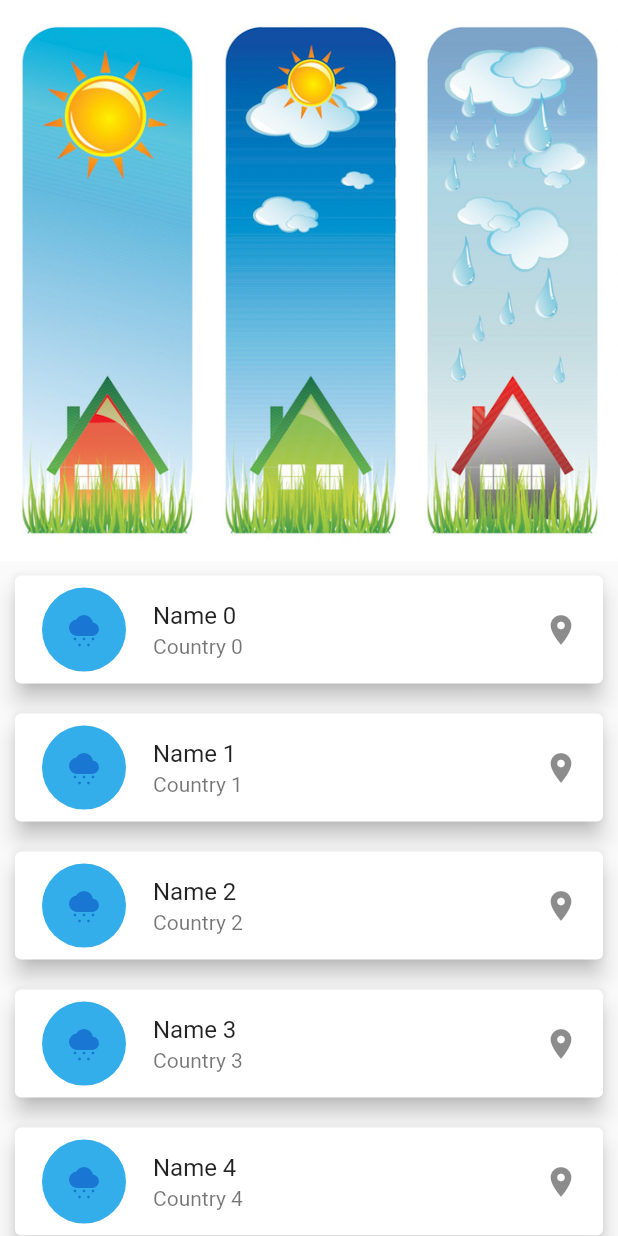
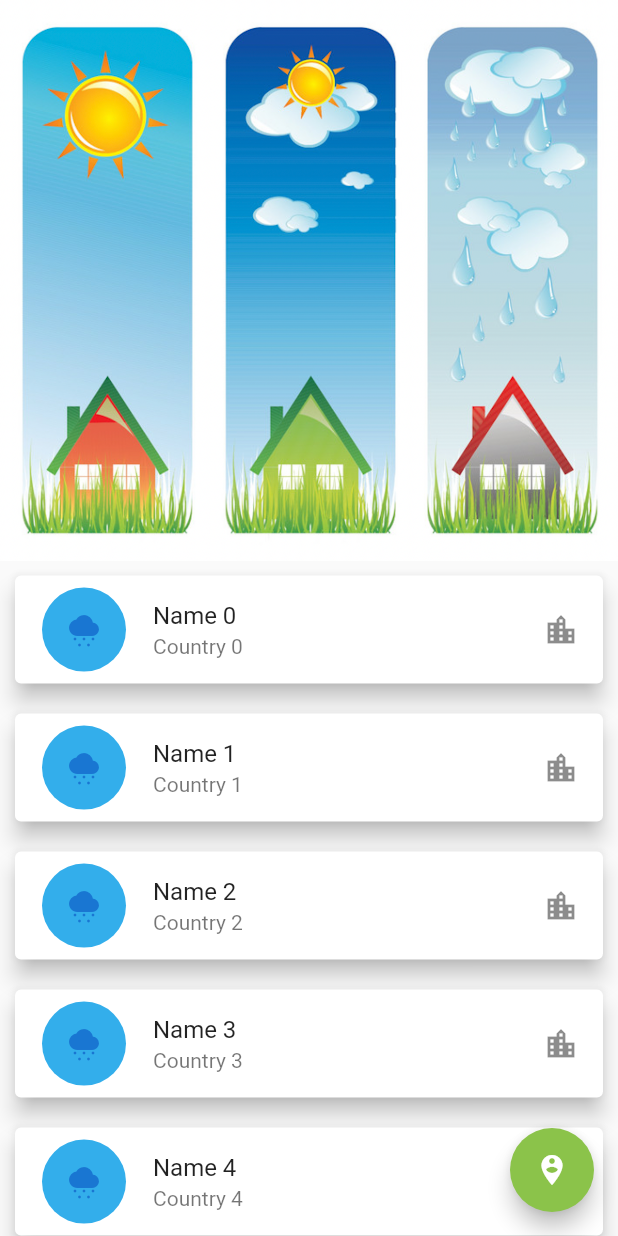
Before and after one commit to jsalazarf27/weather, a Flutter app: the screen it shows after launch, on a phone screen of 412 x 824 dp. Run offline on Flutter 3.47's test engine with Material 2 defaults, Android fonts, the phone set to English and light mode, and no system bars.

Commit message:
add location button

```diff
--- a/lib/ui/pages/cities_page.dart
+++ b/lib/ui/pages/cities_page.dart
@@ -1,5 +1,6 @@
 import 'package:flutter/material.dart';
 import 'package:weather/models/city.dart';
+import 'package:weather/ui/widgets/location_button.dart';
 
 class CitiesPage extends StatelessWidget {
   final List<Cities> cities = List<Cities>.generate(
@@ -29,12 +30,16 @@ class CitiesPage extends StatelessWidget {
                     ),
                     title: cities[index].buildTitle(context),
                     subtitle: cities[index].buildSubtitle(context),
-                  trailing: const Icon(Icons.place),
+                    trailing: const Icon(Icons.location_city),
+                    onTap: () => Navigator.pushNamed(context, 'weather',
+                        arguments: cities[index]),
                   )),
             ),
           )
         ],
-    ));
+      ),
+      floatingActionButton: const LocationButton(),
+    );
   }
 }
 
--- a/lib/ui/pages/weather_page.dart
+++ b/lib/ui/pages/weather_page.dart
@@ -7,7 +7,7 @@ class WeatherPage extends StatelessWidget {
   Widget build(BuildContext context) {
     return Scaffold(
       appBar: AppBar(
-        title: const Text("Cities"),
+        title: const Text("weather"),
       ),
       body: const Center(
         child: Text('Hola Mundo'),
--- /dev/null
+++ b/lib/ui/widgets/location_button.dart
@@ -0,0 +1,16 @@
+import 'package:flutter/material.dart';
+
+class LocationButton extends StatelessWidget {
+  const LocationButton({Key? key}) : super(key: key);
+
+  @override
+  Widget build(BuildContext context) {
+    return FloatingActionButton(
+      onPressed: () {
+        Navigator.pushNamed(context, 'weather', arguments: "cities[index]");
+      },
+      backgroundColor: Colors.lightGreen,
+      child: const Icon(Icons.person_pin_circle),
+    );
+  }
+}
```
Lines whose indentation alone changed are shown as unchanged.
